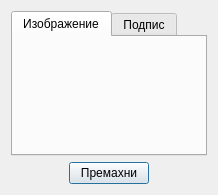
Before: the Qt Designer form src/View/Widgets/SignatureViewDialog.ui in thefinalcutbg/DinoDent, drawn with Qt 5.
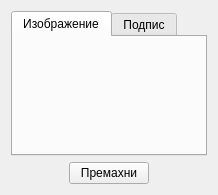
After: the same form once the commit is applied.

Commit message: his delete constraint fixed

```diff
--- a/src/View/Widgets/SignatureViewDialog.ui
+++ b/src/View/Widgets/SignatureViewDialog.ui
@@ -102,6 +102,9 @@
        <property name="text">
         <string>Премахни</string>
        </property>
+       <property name="autoDefault">
+        <bool>false</bool>
+       </property>
       </widget>
      </item>
      <item>
```
The commit also changes 2 other files.
